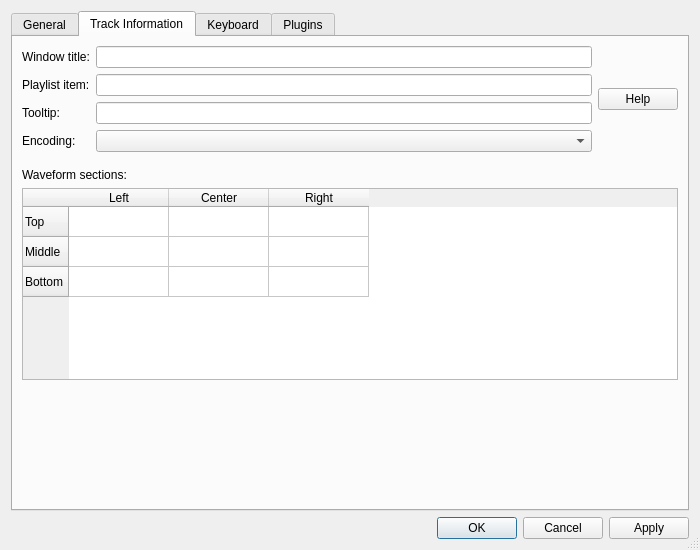
Qt form src/preferencesDialog.ui (nulloy/nulloy) before a commit.
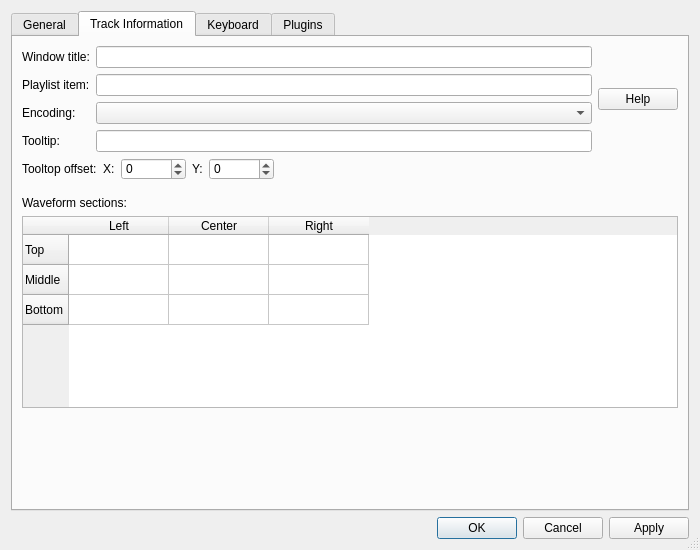
The same form after that commit. The open tabs and pages were chosen to show the change. Custom widgets are drawn as their Qt base class.

Commit message: implements #87: tooltip offset setting

```diff
--- a/src/preferencesDialog.ui
+++ b/src/preferencesDialog.ui
@@ -510,13 +510,6 @@
               </property>
              </widget>
             </item>
-            <item>
-             <widget class="QLabel" name="tooltipTrackInfoLabel">
-              <property name="text">
-               <string>Tooltip:</string>
-              </property>
-             </widget>
-            </item>
             <item>
              <widget class="QLabel" name="encodingTrackInfoLabel">
               <property name="text">
@@ -524,6 +517,13 @@
               </property>
              </widget>
             </item>
+            <item>
+             <widget class="QLabel" name="tooltipTrackInfoLabel">
+              <property name="text">
+               <string>Tooltip:</string>
+              </property>
+             </widget>
+            </item>
            </layout>
           </item>
           <item>
@@ -534,9 +534,6 @@
             <item>
              <widget class="QLineEdit" name="playlistTrackInfoLineEdit"/>
             </item>
-            <item>
-             <widget class="QLineEdit" name="tooltipTrackInfoLineEdit"/>
-            </item>
             <item>
              <widget class="QComboBox" name="encodingTrackInfoComboBox">
               <property name="minimumSize">
@@ -547,6 +544,9 @@
               </property>
              </widget>
             </item>
+            <item>
+             <widget class="QLineEdit" name="tooltipTrackInfoLineEdit"/>
+            </item>
            </layout>
           </item>
           <item>
@@ -559,6 +559,64 @@
          </layout>
         </widget>
        </item>
+       <item>
+        <layout class="QHBoxLayout" name="horizontalLayout_16">
+         <item>
+          <widget class="QLabel" name="tooltipOffsetLabel">
+           <property name="text">
+            <string>Tooltop offset:</string>
+           </property>
+          </widget>
+         </item>
+         <item>
+          <widget class="QLabel" name="tooltipOffsetXLabel">
+           <property name="text">
+            <string>X:</string>
+           </property>
+          </widget>
+         </item>
+         <item>
+          <widget class="QSpinBox" name="tooltipOffsetXSpinBox">
+           <property name="minimum">
+            <number>-32768</number>
+           </property>
+           <property name="maximum">
+            <number>32767</number>
+           </property>
+          </widget>
+         </item>
+         <item>
+          <widget class="QLabel" name="tooltipOffsetYLabel">
+           <property name="text">
+            <string>Y:</string>
+           </property>
+          </widget>
+         </item>
+         <item>
+          <widget class="QSpinBox" name="tooltipOffsetYSpinBox">
+           <property name="minimum">
+            <number>-32768</number>
+           </property>
+           <property name="maximum">
+            <number>32767</number>
+           </property>
+          </widget>
+         </item>
+         <item>
+          <spacer name="horizontalSpacer_9">
+           <property name="orientation">
+            <enum>Qt::Horizontal</enum>
+           </property>
+           <property name="sizeHint" stdset="0">
+            <size>
+             <width>40</width>
+             <height>20</height>
+            </size>
+           </property>
+          </spacer>
+         </item>
+        </layout>
+       </item>
        <item>
         <spacer name="verticalSpacer_5">
          <property name="orientation">
```
The commit also changes 3 other files.
